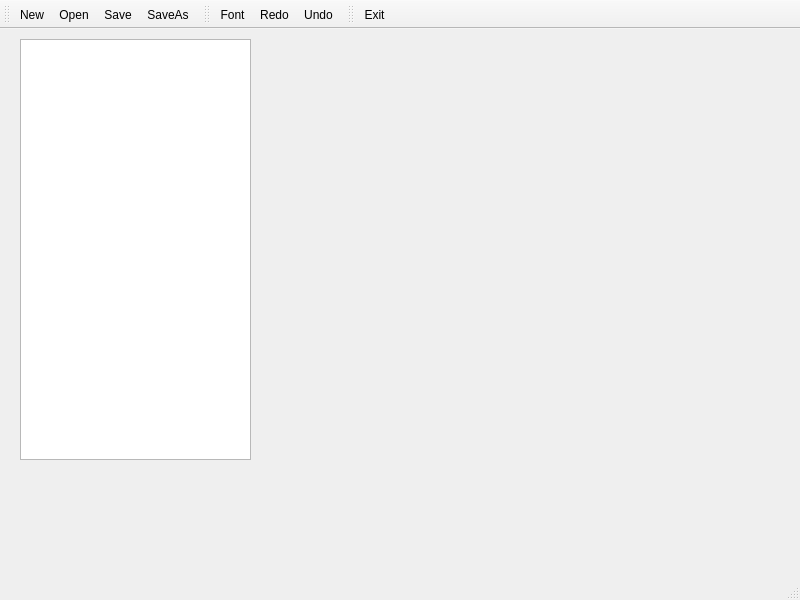
First picture: the form in compiler.ui, repository polan233/compile-principle-final-project, before the edit.
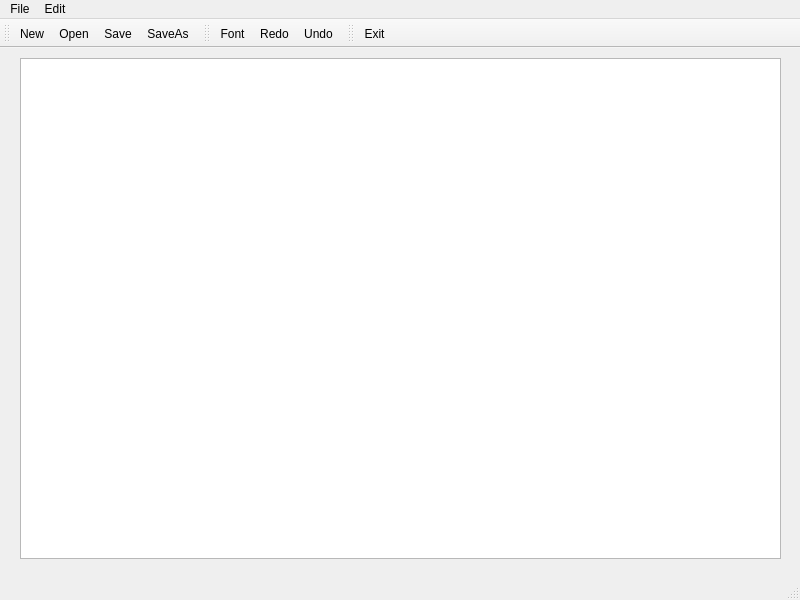
Second picture: the form after the edit. Icons and pictures are not drawn. Custom widgets are drawn as their Qt base class.

```diff
--- a/compiler.ui
+++ b/compiler.ui
@@ -14,13 +14,13 @@
    <string>compiler</string>
   </property>
   <widget class="QWidget" name="centralwidget">
-   <widget class="QTextEdit" name="textEdit">
+   <widget class="CodeEditor" name="codeEditor">
     <property name="geometry">
      <rect>
       <x>20</x>
       <y>10</y>
-      <width>231</width>
-      <height>421</height>
+      <width>761</width>
+      <height>501</height>
      </rect>
     </property>
    </widget>
@@ -34,6 +34,26 @@
      <height>20</height>
     </rect>
    </property>
+   <widget class="QMenu" name="menuFile">
+    <property name="title">
+     <string>File</string>
+    </property>
+    <addaction name="actionOpen_2"/>
+    <addaction name="actionNew_2"/>
+    <addaction name="actionSave_2"/>
+    <addaction name="actionSave_As"/>
+    <addaction name="actionExit_2"/>
+   </widget>
+   <widget class="QMenu" name="menuEdit">
+    <property name="title">
+     <string>Edit</string>
+    </property>
+    <addaction name="actionSet_Font"/>
+    <addaction name="actionRedo_2"/>
+    <addaction name="actionUndo_2"/>
+   </widget>
+   <addaction name="menuFile"/>
+   <addaction name="menuEdit"/>
   </widget>
   <widget class="QStatusBar" name="statusbar"/>
   <widget class="QToolBar" name="toolBar">
@@ -182,6 +202,13 @@
    </property>
   </action>
  </widget>
+ <customwidgets>
+  <customwidget>
+   <class>CodeEditor</class>
+   <extends>QPlainTextEdit</extends>
+   <header>CodeEditor.h</header>
+  </customwidget>
+ </customwidgets>
  <resources/>
  <connections/>
 </ui>
```
Left out of the diff: 50 changed lines with no effect on the pictures.
